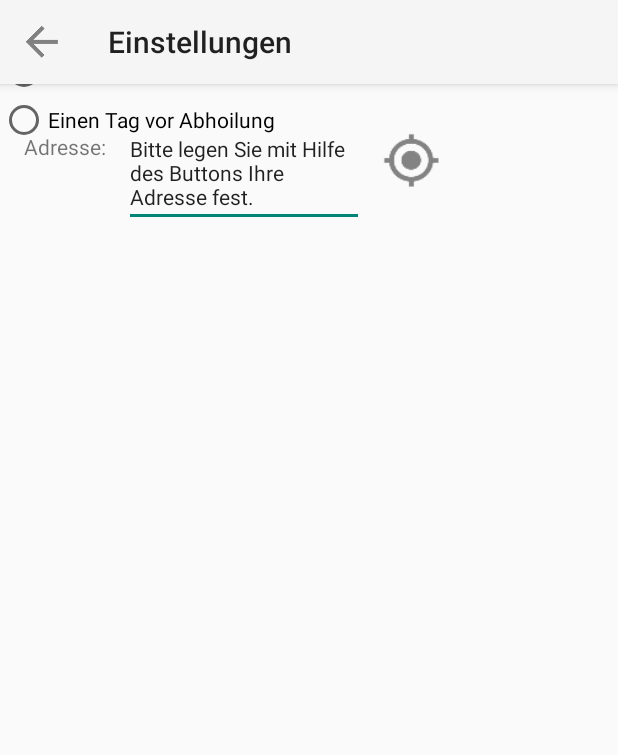
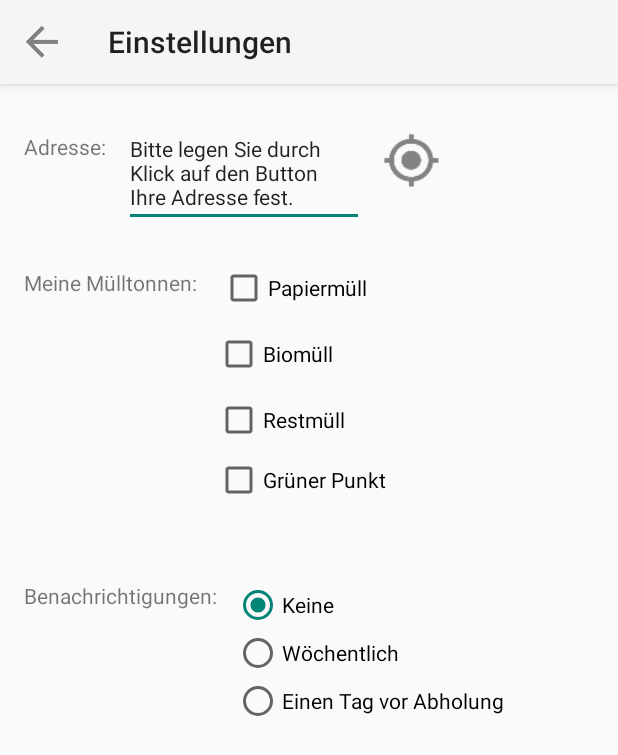
Before and after one commit to LWilm/lolroflxd12345678mobilelol, an Android app: the EinstellungenActivity screen opened directly, with no data from a screen before it, on a phone screen of 412 x 824 dp. Shown: the top 755 px of the screen. Run offline under Robolectric (Android 15) with nearby library versions, the phone set to English and light mode, and no system bars.

Commit message:
Check box shitto

```diff
--- a/app/src/main/java/com/example/d064036/greenwaste/EinstellungenActivity.java
+++ b/app/src/main/java/com/example/d064036/greenwaste/EinstellungenActivity.java
@@ -12,20 +12,90 @@ import android.support.v7.app.AppCompatActivity;
 import android.os.Bundle;
 import android.view.MenuItem;
 import android.view.View;
+import android.widget.CheckBox;
+import android.widget.CompoundButton;
 import android.widget.EditText;
+import android.widget.RadioButton;
+import android.widget.RadioGroup;
 
 public class EinstellungenActivity extends AppCompatActivity {
 
     android.support.v7.widget.Toolbar toolbarSettings;
     ActionBar actionbarSettings;
-    String test;
     EditText Gpslocation;
     protected static String location;
+
+    CheckBox CBblau;
+    CheckBox CBgrün;
+    CheckBox CBschwarz;
+    CheckBox CBgelb;
+    RadioGroup RBbenachrichtigung;
 
     @Override
     protected void onCreate(Bundle savedInstanceState) {
         super.onCreate(savedInstanceState);
         setContentView(R.layout.activity_einstellungen);
+
+        CBblau = findViewById(R.id.blau);
+        CBgrün = findViewById(R.id.grün);
+        CBschwarz = findViewById(R.id.schwarz);
+        CBgelb = findViewById(R.id.gelb);
+        RBbenachrichtigung = findViewById(R.id.benachrichtigung);
+
+        //Hier muss eine Abfrage der DB rein welche Benachrichtung und welche Mülltonnen der User hat.
+//        switch (Datenbankabfragergebnis) {
+//            case "blau": RBblau.setChecked(true);
+//            case "grün": RBgrün.setChecked(true);
+//            case "schwarz": RBschwarz.setChecked(true);
+//            case "gelb": RBgelb.setChecked(true);
+//            case "tag": RBbenachrichtigung.check(R.id.tag);
+//            case "woche": RBbenachrichtigung.check(R.id.woche);
+//            case "keine": RBbenachrichtigung.check(R.id.keine);
+//            }
+
+        RBbenachrichtigung.setOnCheckedChangeListener(new RadioGroup.OnCheckedChangeListener()
+        {
+            @Override
+            public void onCheckedChanged(RadioGroup group, int checkedId) {
+                // checkedId is the RadioButton selected
+                //CheckID in die DB hochladen
+            }
+        });
+
+
+        CBblau.setOnCheckedChangeListener(new CompoundButton.OnCheckedChangeListener() {
+            @Override
+            public void onCheckedChanged(CompoundButton buttonView,boolean isChecked) {
+                System.out.println(CBblau.isChecked());
+                }
+            }
+        );
+
+        CBgelb.setOnCheckedChangeListener(new CompoundButton.OnCheckedChangeListener() {
+                                              @Override
+                                              public void onCheckedChanged(CompoundButton buttonView,boolean isChecked) {
+                                                  System.out.println(CBgelb.isChecked());
+                                              }
+                                          }
+        );
+
+        CBgrün.setOnCheckedChangeListener(new CompoundButton.OnCheckedChangeListener() {
+                                              @Override
+                                              public void onCheckedChanged(CompoundButton buttonView,boolean isChecked) {
+                                                  System.out.println(CBgrün.isChecked());
+                                              }
+                                          }
+        );
+
+        CBschwarz.setOnCheckedChangeListener(new CompoundButton.OnCheckedChangeListener() {
+                                              @Override
+                                              public void onCheckedChanged(CompoundButton buttonView,boolean isChecked) {
+                                                  System.out.println(CBschwarz.isChecked());
+                                              }
+                                          }
+        );
+
+
 
         Gpslocation = findViewById(R.id.editText2);
 
@@ -33,7 +103,7 @@ public class EinstellungenActivity extends AppCompatActivity {
         {
             Gpslocation.setText(location);
         } else {
-            Gpslocation.setText("Bitte legen Sie mit Hilfe des Buttons Ihre Adresse fest.");
+            Gpslocation.setText("Bitte legen Sie durch Klick auf den Button Ihre Adresse fest.");
         }
 
         toolbarSettings = findViewById(R.id.toolbarSettings);
--- a/app/src/main/res/layout/activity_einstellungen.xml
+++ b/app/src/main/res/layout/activity_einstellungen.xml
@@ -58,80 +58,96 @@
             app:layout_constraintStart_toEndOf="@+id/editText2"
             app:layout_constraintTop_toBottomOf="@+id/toolbarSettings" />
 
+        <CheckBox
+            android:id="@+id/blau"
+            android:layout_width="wrap_content"
+            android:layout_height="32dp"
+            android:layout_marginStart="15dp"
+            android:layout_marginTop="176dp"
+            android:text="Papiermüll"
+            app:layout_constraintStart_toEndOf="@+id/textView5"
+            app:layout_constraintTop_toTopOf="parent" />
+
+        <CheckBox
+            android:id="@+id/grün"
+            android:layout_width="wrap_content"
+            android:layout_height="32dp"
+            android:layout_marginStart="12dp"
+            android:layout_marginTop="220dp"
+            android:text="Biomüll"
+            app:layout_constraintStart_toEndOf="@+id/textView5"
+            app:layout_constraintTop_toTopOf="parent" />
+
+        <CheckBox
+            android:id="@+id/gelb"
+            android:layout_width="wrap_content"
+            android:layout_height="32dp"
+            android:layout_marginStart="12dp"
+            android:layout_marginTop="304dp"
+            android:text="Grüner Punkt"
+            app:layout_constraintStart_toEndOf="@+id/textView5"
+            app:layout_constraintTop_toTopOf="parent" />
+
+        <CheckBox
+            android:id="@+id/schwarz"
+            android:layout_width="wrap_content"
+            android:layout_height="32dp"
+            android:layout_marginStart="12dp"
+            android:layout_marginTop="264dp"
+            android:text="Restmüll"
+            app:layout_constraintStart_toEndOf="@+id/textView5"
+            app:layout_constraintTop_toTopOf="parent" />
+
         <TextView
             android:id="@+id/textView5"
             android:layout_width="wrap_content"
             android:layout_height="wrap_content"
+            android:layout_marginStart="16dp"
+            android:layout_marginTop="27dp"
             android:text="Meine Mülltonnen:"
-            tools:layout_editor_absoluteX="16dp"
-            tools:layout_editor_absoluteY="179dp" />
-
-        <RadioButton
-            android:id="@+id/radioButton"
-            android:layout_width="wrap_content"
-            android:layout_height="wrap_content"
-            android:text="Papiermüll"
-            tools:layout_editor_absoluteX="153dp"
-            tools:layout_editor_absoluteY="222dp" />
-
-        <RadioButton
-            android:id="@+id/radioButton4"
-            android:layout_width="wrap_content"
-            android:layout_height="wrap_content"
-            android:text="Grüner Punkt"
-            tools:layout_editor_absoluteX="153dp"
-            tools:layout_editor_absoluteY="309dp" />
-
-        <RadioButton
-            android:id="@+id/radioButton3"
-            android:layout_width="wrap_content"
-            android:layout_height="wrap_content"
-            android:text="Restmüll"
-            tools:layout_editor_absoluteX="153dp"
-            tools:layout_editor_absoluteY="267dp" />
-
-        <RadioButton
-            android:id="@+id/radioButton2"
-            android:layout_width="wrap_content"
-            android:layout_height="wrap_content"
-            android:text="Biomüll"
-            tools:layout_editor_absoluteX="153dp"
-            tools:layout_editor_absoluteY="179dp" />
+            app:layout_constraintStart_toStartOf="parent"
+            app:layout_constraintTop_toBottomOf="@+id/editText2" />
 
         <TextView
             android:id="@+id/textView6"
             android:layout_width="wrap_content"
             android:layout_height="wrap_content"
+            android:layout_marginStart="16dp"
+            android:layout_marginTop="189dp"
             android:text="Benachrichtigungen:"
-            tools:layout_editor_absoluteX="16dp"
-            tools:layout_editor_absoluteY="387dp" />
+            app:layout_constraintStart_toStartOf="parent"
+            app:layout_constraintTop_toBottomOf="@+id/textView5" />
 
         <RadioGroup
+            android:id="@+id/benachrichtigung"
             android:layout_width="wrap_content"
             android:layout_height="wrap_content"
-            tools:layout_editor_absoluteX="153dp"
-            tools:layout_editor_absoluteY="387dp" >
+            android:layout_marginStart="11dp"
+            android:layout_marginTop="51dp"
+            android:checkedButton="@+id/keine"
+            app:layout_constraintStart_toEndOf="@+id/textView6"
+            app:layout_constraintTop_toBottomOf="@+id/gelb">
 
             <RadioButton
-                android:id="@+id/radioButton7"
+                android:id="@+id/keine"
                 android:layout_width="wrap_content"
                 android:layout_height="wrap_content"
                 android:layout_weight="1"
-                android:text="Kein" />
+                android:text="Keine" />
 
             <RadioButton
-                android:id="@+id/radioButton5"
+                android:id="@+id/woche"
                 android:layout_width="wrap_content"
                 android:layout_height="wrap_content"
                 android:layout_weight="1"
                 android:text="Wöchentlich" />
 
             <RadioButton
-                android:id="@+id/radioButton6"
+                android:id="@+id/tag"
                 android:layout_width="wrap_content"
                 android:layout_height="wrap_content"
                 android:layout_weight="1"
-                android:text="Einen Tag vor Abhoilung" />
+                android:text="Einen Tag vor Abholung" />
         </RadioGroup>/>
 
 
```
